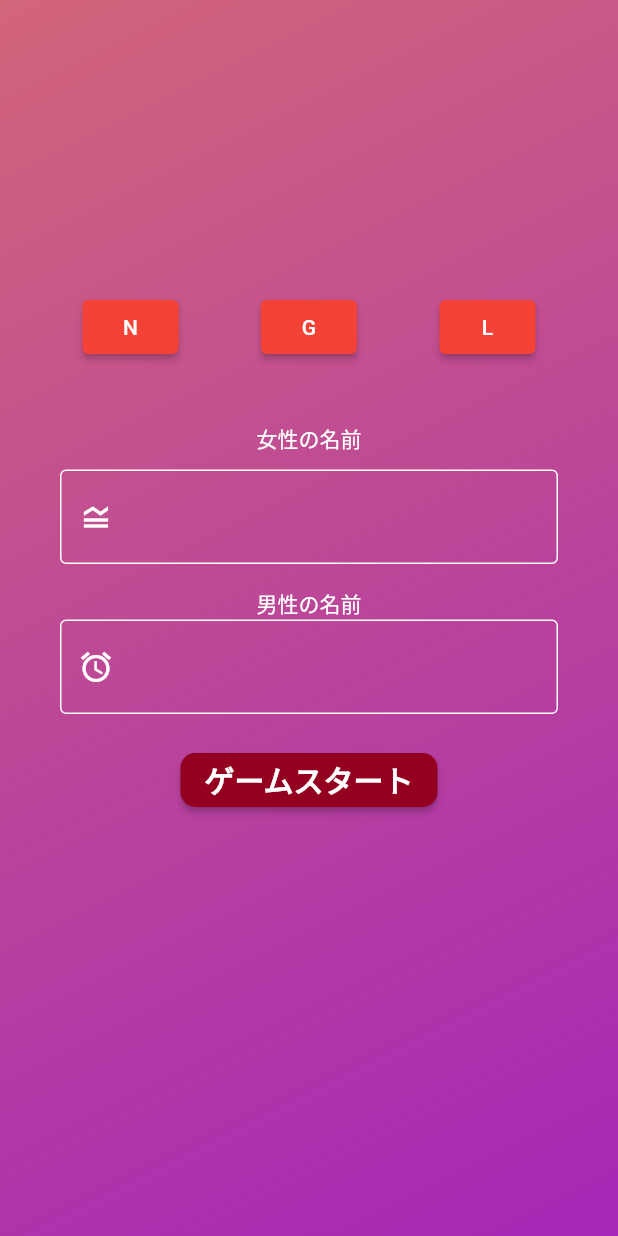
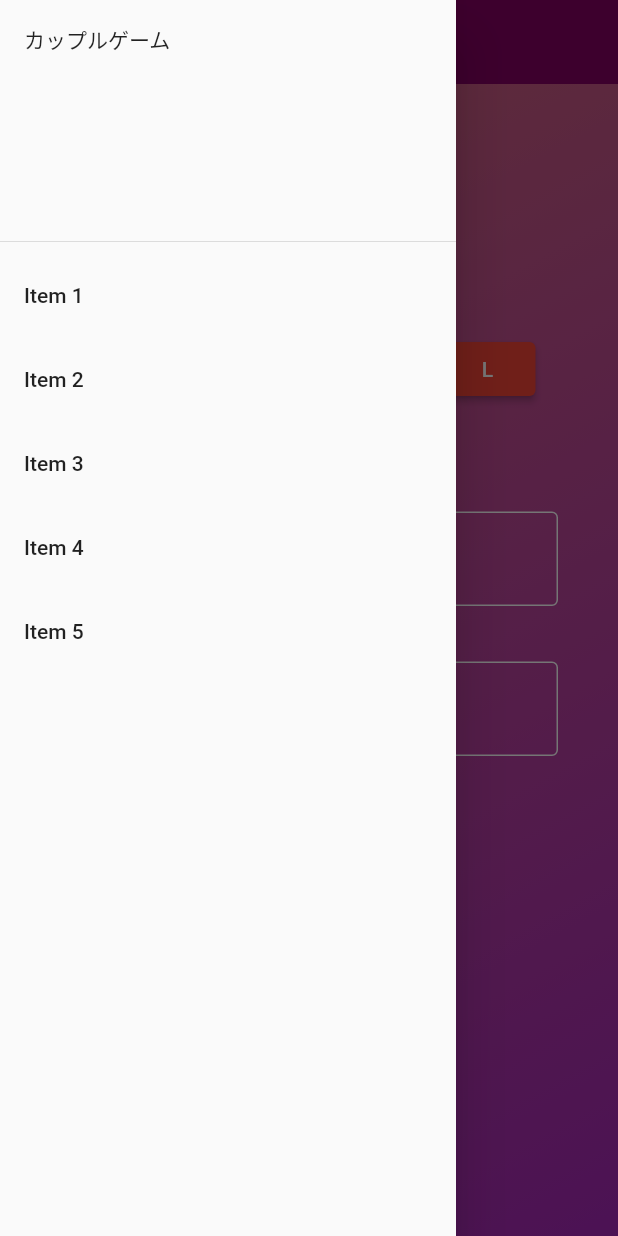
Before and after one commit to rootodd/test_couple_game, a Flutter app: the screen it shows after launch, with the side drawer open (before the commit the screen has no drawer), on a phone screen of 412 x 824 dp. Run offline on Flutter 3.47's test engine with Material 2 defaults, Android fonts, the phone set to English and light mode, and no system bars.

Commit message:
簡易のDrawer画面を実装

```diff
--- /dev/null
+++ b/lib/drawer_page.dart
@@ -0,0 +1,31 @@
+
+import 'package:flutter/cupertino.dart';
+import 'package:flutter/material.dart';
+
+class DrawerPage extends StatelessWidget{
+  @override
+  Widget build(BuildContext context) {
+    return ListView(
+      children: <Widget>[
+        DrawerHeader(
+            child: Text('カップルゲーム') ,
+        ),
+        ListTile(
+          title: Text('Item 1'),
+        ),
+        ListTile(
+          title: Text('Item 2'),
+        ),
+        ListTile(
+          title: Text('Item 3'),
+        ),
+        ListTile(
+          title: Text('Item 4'),
+        ),
+        ListTile(
+          title: Text('Item 5'),
+        ),
+      ],
+    );
+  }
+}
--- a/lib/main.dart
+++ b/lib/main.dart
@@ -3,6 +3,7 @@ import 'package:provider/provider.dart';
 import 'package:test_couple_game/model/gender_model.dart';
 import 'package:flutter/services.dart';
 
+import 'drawer_page.dart';
 import 'game_page.dart';
 
 void main() {
@@ -40,6 +41,15 @@ class CoupleGameHome extends StatelessWidget{
         builder: (context, model, child) => Scaffold(
           // キーボードを表示した時にレイアウトを崩さない
           resizeToAvoidBottomInset:  false,
+
+          appBar: AppBar(
+            title: Text(''),
+            backgroundColor: Color(0x44000000),
+            elevation: 0.0,
+          ),
+          drawer: Drawer(
+              child: DrawerPage(),
+          ),
           body: Container(
             // 背景のグラデーション設定
             // 背景のグラデーションを設定
```
